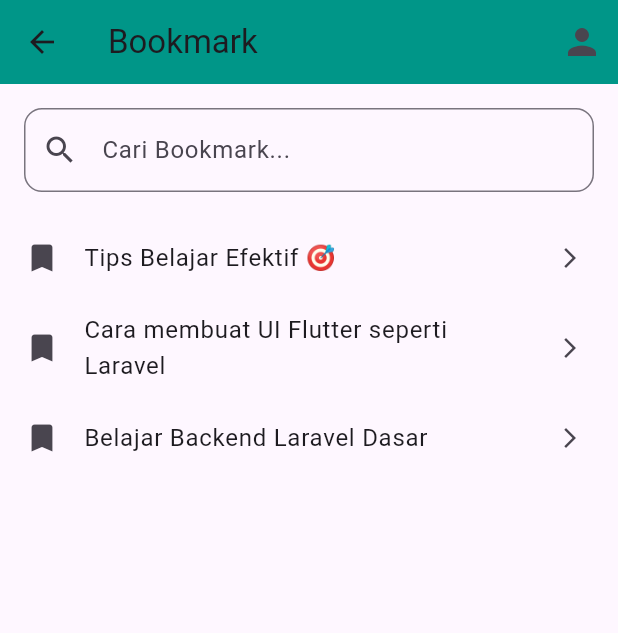
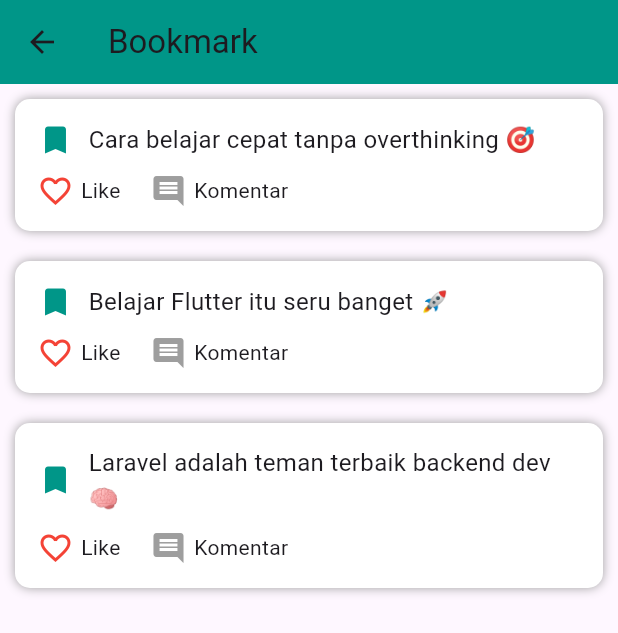
Before and after one commit to rahmanfaisal653/DPPB, a Flutter app: the BookmarkPage screen opened directly, on a phone screen of 412 x 824 dp. Shown: the top 633 px of the screen. Run offline on Flutter 3.47's test engine with Material 3 defaults, Android fonts, the phone set to English and light mode, and no system bars; network calls fail.

Commit message:
aditional fix

```diff
--- a/lib/main.dart
+++ b/lib/main.dart
@@ -17,28 +17,30 @@ class MyApp extends StatefulWidget {
 }
 
 class _MyAppState extends State<MyApp> {
-  int currentIndex = 0;
+  int halamanSekarang = 0;
 
-  final pages = [
+  List<Widget> daftarHalaman = [
     HomePage(),
-    const TrendingPage(),
-    const CommunityPage(),
+    TrendingPage(),
+    CommunityPage(),
     ProfilePage(),
   ];
+
+  void gantiHalaman(int index) {
+    setState(() {
+      halamanSekarang = index;
+    });
+  }
 
   @override
   Widget build(BuildContext context) {
     return MaterialApp(
       debugShowCheckedModeBanner: false,
       home: Scaffold(
-        body: pages[currentIndex],
+        body: daftarHalaman[halamanSekarang],
         bottomNavigationBar: EduvoriaNavbar(
-          currentIndex: currentIndex,
-          onTap: (index) {
-            setState(() {
-              currentIndex = index;
-            });
-          },
+          indexSekarang: halamanSekarang,
+          ketikaDiTekan: gantiHalaman,
         ),
       ),
     );
--- /dev/null
+++ b/lib/models/post_data.dart
@@ -0,0 +1,22 @@
+// Model data postingan yang bisa di-share antar halaman
+class PostData {
+  static final List<String> allPosts = [
+    "Cara belajar cepat tanpa overthinking 🎯",
+    "Belajar Flutter itu seru banget 🚀",
+    "Laravel adalah teman terbaik backend dev 🧠",
+  ];
+
+  static final List<String> userPosts = [
+    "Postingan saya tentang Flutter 🎨",
+    "Belajar desain UI modern ✨",
+  ];
+
+  // Fungsi untuk menambah postingan baru
+  static void addPost(String title) {
+    // Tambahkan ke postingan user
+    userPosts.insert(0, title);
+
+    // Tambahkan juga ke semua postingan (homepage)
+    allPosts.insert(0, title);
+  }
+}
--- a/lib/user_pages/bookmark_page.dart
+++ b/lib/user_pages/bookmark_page.dart
@@ -1,55 +1,55 @@
 import 'package:flutter/material.dart';
-import '../components/user_dropdown.dart';
+import '../models/post_data.dart';
 
 class BookmarkPage extends StatelessWidget {
   const BookmarkPage({super.key});
 
   @override
   Widget build(BuildContext context) {
-    final List<String> bookmarks = [
-      "Tips Belajar Efektif 🎯",
-      "Cara membuat UI Flutter seperti Laravel",
-      "Belajar Backend Laravel Dasar",
-    ];
-
     return Scaffold(
-      appBar: AppBar(
-        title: const Text("Bookmark"),
-        backgroundColor: Colors.teal,
-        actions: const [
-          UserDropdownButton(), // wajib
-        ],
-      ),
-
-      body: Column(
-        children: [
-          // SEARCH BAR
-          Padding(
-            padding: const EdgeInsets.all(16),
-            child: TextField(
-              decoration: InputDecoration(
-                hintText: "Cari Bookmark...",
-                prefixIcon: const Icon(Icons.search),
-                border: OutlineInputBorder(
-                    borderRadius: BorderRadius.circular(12)),
-              ),
+      appBar: AppBar(title: Text("Bookmark"), backgroundColor: Colors.teal),
+      body: ListView.builder(
+        itemCount: PostData.allPosts.length,
+        itemBuilder: (context, index) {
+          return Container(
+            margin: EdgeInsets.all(10),
+            padding: EdgeInsets.all(15),
+            decoration: BoxDecoration(
+              color: Colors.white,
+              borderRadius: BorderRadius.circular(10),
+              boxShadow: [BoxShadow(color: Colors.grey, blurRadius: 5)],
             ),
-          ),
-
-          // LIST BOOKMARK
-          Expanded(
-            child: ListView.builder(
-              itemCount: bookmarks.length,
-              itemBuilder: (context, index) {
-                return ListTile(
-                  leading: const Icon(Icons.bookmark),
-                  title: Text(bookmarks[index]),
-                  trailing: const Icon(Icons.arrow_forward_ios, size: 16),
-                );
-              },
+            child: Column(
+              crossAxisAlignment: CrossAxisAlignment.start,
+              children: [
+                Row(
+                  children: [
+                    Icon(Icons.bookmark, color: Colors.teal),
+                    SizedBox(width: 10),
+                    Expanded(
+                      child: Text(
+                        PostData.allPosts[index],
+                        style: TextStyle(fontSize: 16),
+                      ),
+                    ),
+                  ],
+                ),
+                SizedBox(height: 10),
+                Row(
+                  children: [
+                    Icon(Icons.favorite_border, color: Colors.red),
+                    SizedBox(width: 5),
+                    Text("Like"),
+                    SizedBox(width: 20),
+                    Icon(Icons.comment, color: Colors.grey),
+                    SizedBox(width: 5),
+                    Text("Komentar"),
+                  ],
+                ),
+              ],
             ),
-          ),
-        ],
+          );
+        },
       ),
     );
   }
```
Also changed, not shown: lib/components/bottom_navbar.dart (+11 -20 lines), lib/components/sidebar_info_box.dart (deleted, +0 -50 lines), lib/components/user_dropdown.dart (+50 -28 lines), lib/user_pages/add_post_page.dart (added, +57 -0 lines), lib/user_pages/home_page.dart (+32 -81 lines), lib/user_pages/profile_page.dart (+105 -139 lines).
